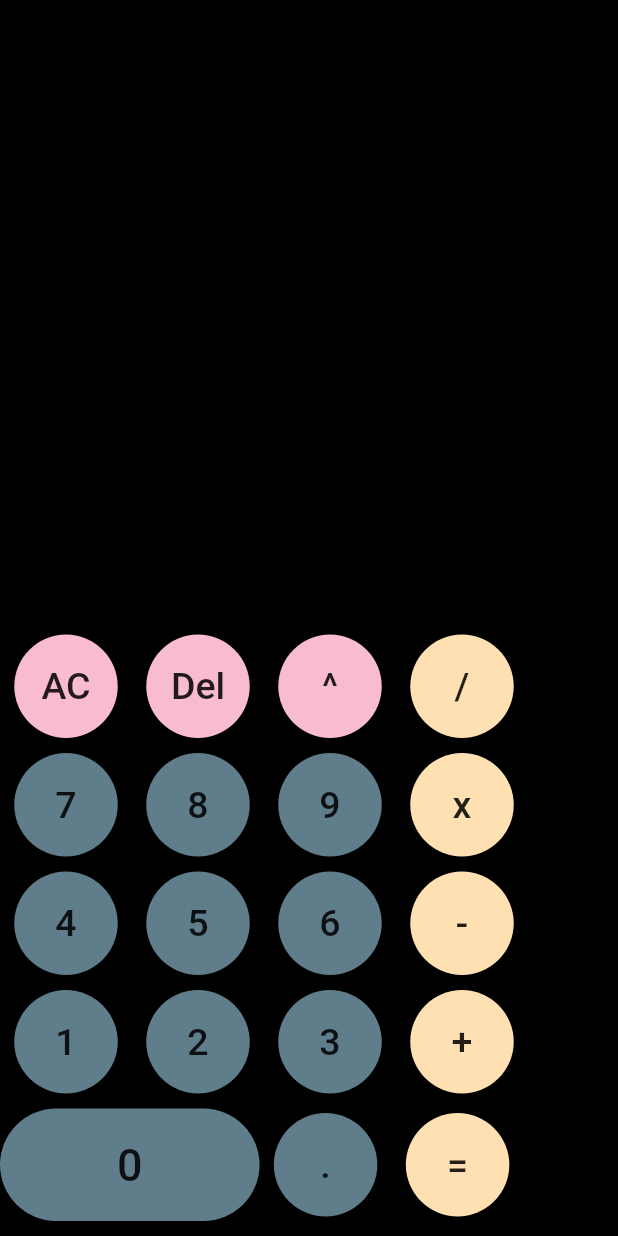
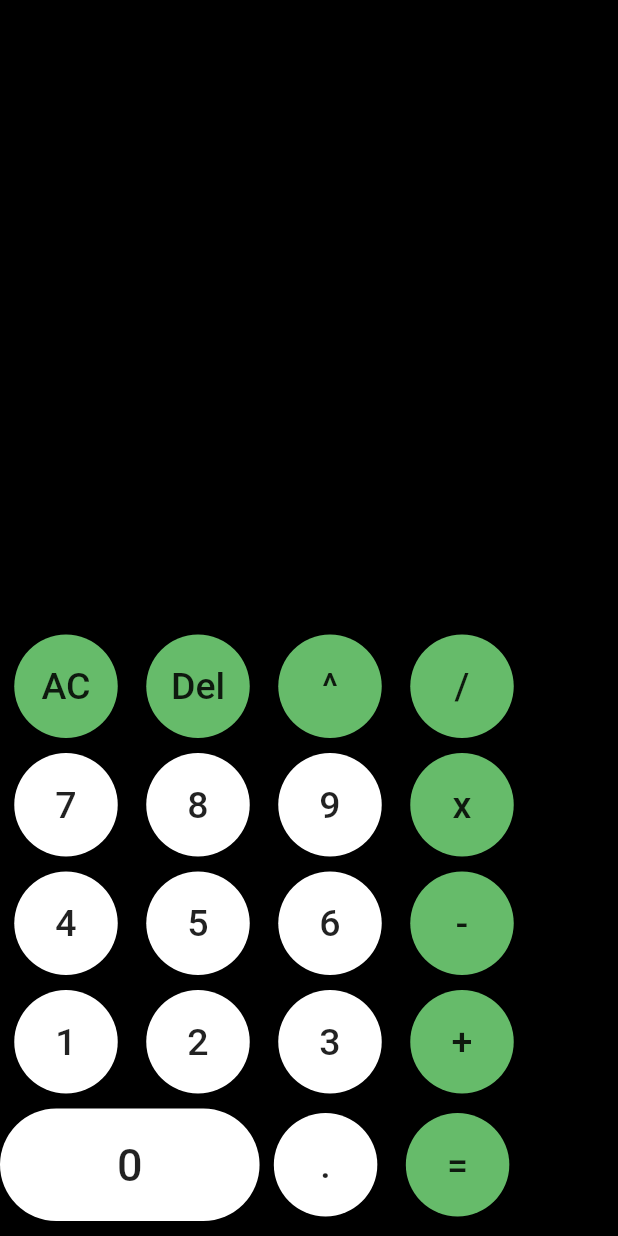
Before and after one commit to pranavo72bex/calculatorFinal, a Flutter app: the screen it shows after launch, on a phone screen of 412 x 824 dp. Run offline on Flutter 3.47's test engine with Material 2 defaults, Android fonts, the phone set to English and light mode, and no system bars; our stand-ins replace math_expressions.

Commit message:
change in UI

```diff
--- a/lib/main.dart
+++ b/lib/main.dart
@@ -52,41 +52,41 @@ class _CalculatorState extends State<Calculator> {
         ],
         ),
         Row(children: <Widget>[
-           btn("AC",Colors.pink[100]),
-           btn("Del",Colors.pink[100]),
-           btn("^",Colors.pink[100]),
-           btn("/",Colors.orange[100]),
+           btn("AC",Colors.green[400]),
+           btn("Del",Colors.green[400]),
+           btn("^",Colors.green[400]),
+           btn("/",Colors.green[400]),
 
         ],
         ),
         Row(children: <Widget>[
 
-           btn("7", Colors.blueGrey),
-           btn("8",Colors.blueGrey),
-           btn("9",Colors.blueGrey),
-           btn("x",Colors.orange[100]),
+           btn("7", Colors.white),
+           btn("8",Colors.white),
+           btn("9",Colors.white),
+           btn("x",Colors.green[400]),
 
         ],),
         Row(children: <Widget>[
 
-           btn("4", Colors.blueGrey),
-           btn("5",Colors.blueGrey),
-           btn("6",Colors.blueGrey),
-           btn("-",Colors.orange[100]),
+           btn("4", Colors.white),
+           btn("5",Colors.white),
+           btn("6",Colors.white),
+           btn("-",Colors.green[400]),
 
         ],),
         Row(children: <Widget>[
-           btn("1", Colors.blueGrey),
-           btn("2",Colors.blueGrey),
-           btn("3",Colors.blueGrey),
-           btn("+",Colors.orange[100]),
+           btn("1", Colors.white),
+           btn("2",Colors.white),
+           btn("3",Colors.white),
+           btn("+",Colors.green[400]),
 
         ],),
 
         Row(children: <Widget>[
-           btn0("0", Colors.blueGrey),
-           btn(".",Colors.blueGrey),
-           btn("=",Colors.orange[100]),
+           btn0("0", Colors.white),
+           btn(".",Colors.white),
+           btn("=",Colors.green[400]),
         ],)
 
         ]
@@ -94,7 +94,7 @@ class _CalculatorState extends State<Calculator> {
     );
   }
 
-
+//without using maths dart library
 // int firstnum ;
 // int secondnum ;
 // String textToDisplay=" ";
```
